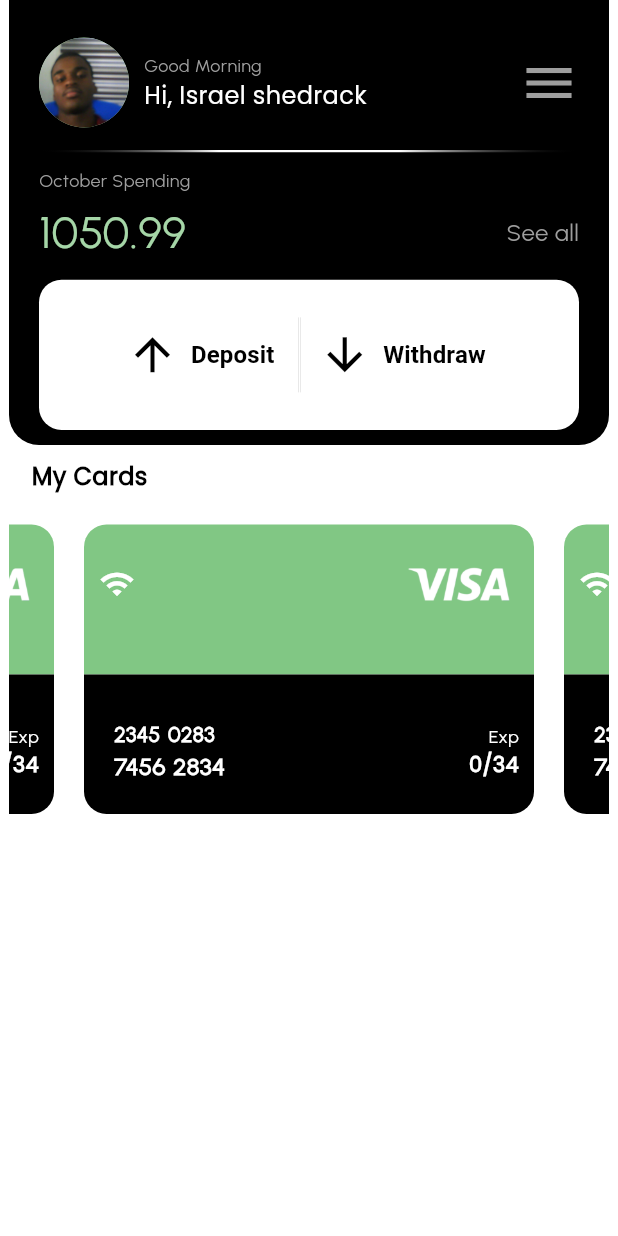
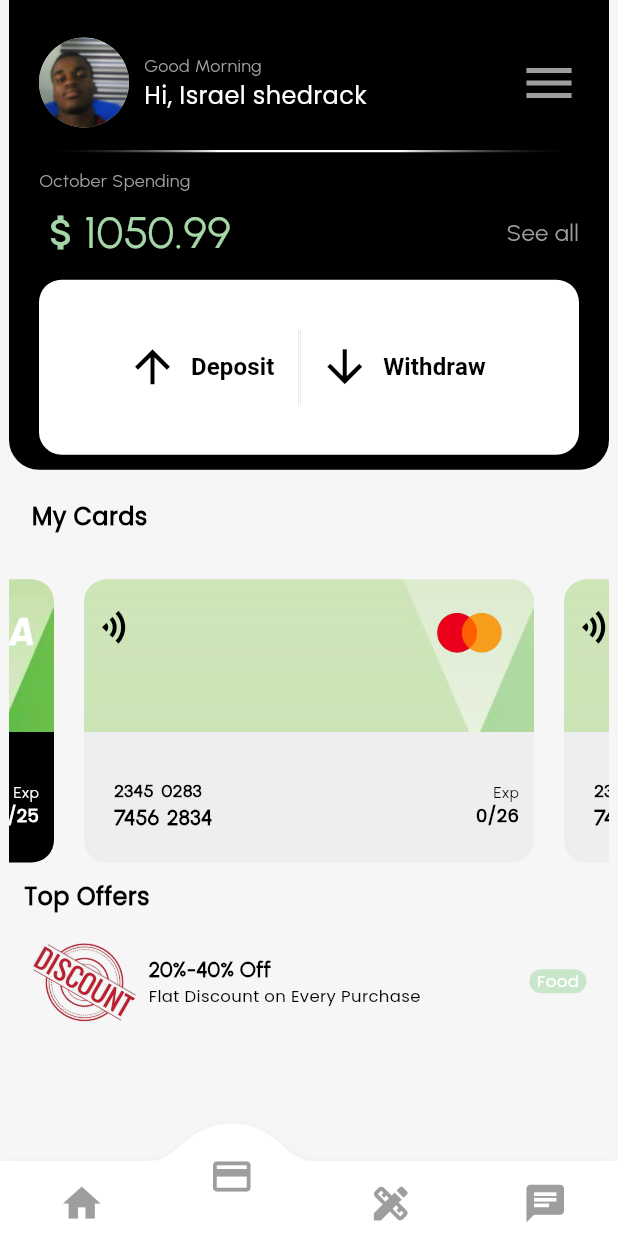
Before and after one commit to Asuraking913/wallet_app, a Flutter app: the screen it shows after launch, on a phone screen of 412 x 824 dp. Run offline on Flutter 3.47's test engine with Material 3 defaults, Android fonts, the phone set to English and light mode, and no system bars; drawn by our look-alikes of carousel_slider, convex_bottom_bar.

Commit message:
feat: finished home page for the app

```diff
--- a/lib/components/card_class.dart
+++ b/lib/components/card_class.dart
@@ -1,20 +1,30 @@
 import 'package:flutter/material.dart';
-import 'package:wallet/components/text_class.dart';
+import 'package:flutter/services.dart';
+import 'dart:math' as math;
 
 class CardTemplate extends StatelessWidget {
 
 	final String number = '2345028374562834';
 	final String expDate;
 	final String cardType;
+	final Color topColorType;
+	final Color bottomColorType;
+	final Color textColor;
 
 	CardTemplate({
 	 required this.expDate,
-	 required this.cardType
+	 required this.cardType,
+	 required this.topColorType,
+	 required this.bottomColorType,
+	 required this.textColor
 	 });
 
 
   @override
   Widget build(BuildContext context) {
+
+  	String cardTypePath = cardType == 'master' ? "asset/master.png" : 'asset/visa.png';
+
     return Container(
     		padding: EdgeInsets.all(10),
 
@@ -22,35 +32,59 @@ class CardTemplate extends StatelessWidget {
     				children: <Widget>[
 
     					Container(
-    						padding: EdgeInsets.fromLTRB(10, 0, 10, 20),
-    						decoration: BoxDecoration(
-    								color: Colors.green[300],
+    							child: Stack(
+    									children: [
+
+    										cardType == "visa"
+
+    										?
+
+    										ClipRRect(
     											borderRadius: BorderRadius.only(
     													topLeft: Radius.circular(15),
-    										topRight: Radius.circular(15)
+    													topRight: Radius.circular(15),
+    												),
+    												child: Image.asset('asset/card.jpeg'),
     											)
+
+    										:
+
+    										ClipRRect(
+    											borderRadius: BorderRadius.only(
+    													topLeft: Radius.circular(15),
+    													topRight: Radius.circular(15),
     												),
-    					  child: Row(
-    					  	children: <Widget>[
-    					  		Icon(
-    					  				Icons.wifi,
-    					  				color: Colors.white,
+    												child: Opacity(
+    													opacity: 0.5,
+    													child: Image.asset('asset/card.jpeg')
+    												),
     											),
 
-    					  		Spacer(),
-
-    					  		Image(
-    					  				image: AssetImage('asset/visa.png'),
-    					  				width: 80,
-    					  				height: 80,
+    										Positioned(
+    												right: 8,
+    												top: 0,
+    												child: Image.asset(cardTypePath, width: 70, height: 70,),
+    											),
+    										Positioned(
+    												left: 8,
+    												top: 20,
+    												child: Transform.rotate(
+    														angle: math.pi / 2,
+    														child: Icon(
+    																Icons.wifi,
+    																color: textColor,
+    															),
+    													)
     											)
     									],
     								),
     						),
+
+
     					Container(
     						padding: EdgeInsets.fromLTRB(20, 30, 10, 20),
     						decoration: BoxDecoration(
-    								color: Colors.black,
+    								color: bottomColorType,
     								borderRadius: BorderRadius.only(
     										bottomLeft: Radius.circular(15),
     										bottomRight: Radius.circular(15)
@@ -63,16 +97,16 @@ class CardTemplate extends StatelessWidget {
     					  		  children: [
     					  		  		Row(
     					  		  				children: [
-    					  		  					CardNumberText(text: '${number.substring(0, 4)}', number: 14,),
+    					  		  					CardNumberText(text: '${number.substring(0, 4)}', number: 12, textColor: textColor,),
     					  		  					SizedBox(width: 5),
-    					  		  					CardNumberText(text: '${number.substring(4, 8)}', number: 14,)
+    					  		  					CardNumberText(text: '${number.substring(4, 8)}', number: 12, textColor: textColor,)
     					  		  				],
     					  		  			),
     					  		  		Row(
     					  		  				children: [
-    					  		  					CardNumberText(text: '${number.substring(8, 12)}', number: 16,),
+    					  		  					CardNumberText(text: '${number.substring(8, 12)}', number: 14, textColor: textColor,),
     					  		  					SizedBox(width: 5),
-    					  		  					CardNumberText(text: '${number.substring(12, 16)}', number: 16,)
+    					  		  					CardNumberText(text: '${number.substring(12, 16)}', number: 14, textColor: textColor,)
     					  		  				],
     					  		  			),
     					  		  ],
@@ -87,17 +121,17 @@ class CardTemplate extends StatelessWidget {
     					  		    		'Exp',
     					  		    		style: TextStyle(
     					  		    				fontFamily: 'urba',
-    					  		    				fontSize: 12,
-    					  		    				color: Colors.white
+    					  		    				fontSize: 10,
+    					  		    				color: textColor
     					  		    			),
     					  		    	),
     					  		    Text(
-    					  		    		'0/34',
+    					  		    		expDate,
     					  		    		style: TextStyle(
-    					  		    				fontWeight: FontWeight.bold,
+    					  		    				fontWeight: FontWeight.w600,
     					  		    				fontFamily: 'pop',
-    					  		    				fontSize: 14,
-    					  		    				color: Colors.white
+    					  		    				fontSize: 12,
+    					  		    				color: textColor
     					  		    			),
     					  		    	),
     					  		  ],
@@ -116,11 +150,14 @@ class CardNumberText extends StatelessWidget {
 
 	final String text;
 	final double number;
+	final Color textColor;
 
   CardNumberText({
 
  		required this.text,
- 		required this.number
+ 		required this.number,
+ 		required this.textColor
+
 
   	});
 
@@ -128,6 +165,6 @@ class CardNumberText extends StatelessWidget {
   Widget build(BuildContext context) {
     return Text(
     		text,
-    		style: TextStyle(fontFamily: 'urba', fontWeight: FontWeight.bold, fontSize: number, color: Colors.white),
+    		style: TextStyle(fontFamily: 'urba', fontWeight: FontWeight.w600, fontSize: number, color: textColor),
     	);
 }}
--- a/lib/main.dart
+++ b/lib/main.dart
@@ -3,6 +3,8 @@ import 'package:flutter/material.dart';
 import 'package:wallet/color_theme.dart';
 import 'package:wallet/components/card_class.dart';
 import 'package:wallet/components/text_class.dart';
+import 'dart:math' as math;
+import 'package:convex_bottom_bar/convex_bottom_bar.dart';
 
 void main() => runApp(MaterialApp(
     theme: colorClass,
@@ -23,13 +25,27 @@ class Homescreen extends StatelessWidget {
 
 
     return Scaffold(
+          bottomNavigationBar: ConvexAppBar(
+        // style: TabStyle.react,
+        backgroundColor: Colors.white,
+        items: [
+          TabItem(icon: Icon(Icons.home, color: Colors.grey, size: 30,),),
+          TabItem(icon: Icon(Icons.payment, color: Colors.grey, size: 30,)),
+          TabItem(icon: Icon(Icons.design_services, color: Colors.grey, size: 30,)),
+          TabItem(icon: Icon(Icons.chat, color: Colors.grey, size: 30,)),
+          // TabItem(icon: Icon(Icons.more, color: Colors.grey, size: 30,)),
+        ],
+        initialActiveIndex: 1,
+        onTap: (int i) => print('click index=$i'),
+      ),
+        backgroundColor: Color.fromARGB(255, 246, 246, 246),
         body: Padding(
             padding: EdgeInsets.symmetric(horizontal: 6),
             child: Column(
               crossAxisAlignment: CrossAxisAlignment.start,
               children: <Widget>[
                 Container(
-                    height: screenHeight * 0.36,
+                    height: screenHeight * 0.38,
                     padding: EdgeInsets.symmetric(horizontal: 20, vertical: 10),
                     decoration: BoxDecoration(
                       color: themeColor.background,
@@ -95,6 +111,8 @@ class Homescreen extends StatelessWidget {
 
                           Row(
                               children: <Widget>[
+                                    // MyTextField(color: themeColor.primary, text: '1050.99', fontSize: 30, fontFamily: 'urba',),
+                                    Icon(Icons.attach_money, color: themeColor.primary, size: 30),
                                     MyTextField(color: themeColor.primary, text: '1050.99', fontSize: 30, fontFamily: 'urba',),
                                     Spacer(),
                                     MyTextField(color: themeColor.tertiary, text: 'See all', fontSize: 16, fontFamily: 'urba',),
@@ -156,7 +174,7 @@ class Homescreen extends StatelessWidget {
 
 
                 Padding(
-                  padding: const EdgeInsets.symmetric(horizontal: 15, vertical: 10),
+                  padding: const EdgeInsets.symmetric(horizontal: 15, vertical:20),
                   child: Text('My Cards', style: TextStyle(
                       fontSize: 16,
                       fontWeight: FontWeight.bold,
@@ -166,26 +184,88 @@ class Homescreen extends StatelessWidget {
 
                 CarouselSlider(
                     options: CarouselOptions(
-                      // enlargeCenterPage: true,  // This makes sure that the current card is zoomed in
-                      // aspectRatio: 16/9,        // Adjust aspect ratio if needed
-                      // viewportFraction: 0.8,   // Adjusts the visible part of adjacent cards
-                      // initialPage: 0,
+                    height: 200,
                        ),
                     items: [
+
                         CardTemplate(
-                          expDate: '0/34',
-                          cardType: 'visa',
+                          expDate: '0/26',
+                          cardType: 'master',
+                          topColorType: Colors.green[100]!,
+                          textColor: themeColor.background,
+                          bottomColorType: Colors.grey[200]!,
+                        ),
+
+                        CardTemplate(
+                          expDate: '0/24',
+                          cardType: 'master',
+                          topColorType: Colors.green[100]!,
+                          textColor: themeColor.background,
+                          bottomColorType: Colors.grey[200]!,
                         ),
                         CardTemplate(
-                          expDate: '0/3324',
+                          expDate: '0/25',
                           cardType: 'visa',
+                          topColorType: themeColor.primary,
+                          textColor: themeColor.secondary,
+                          bottomColorType: themeColor.background,
                         ),
-                        CardTemplate(
-                          expDate: '0/3234',
-                          cardType: 'visa',
-                        ),
-                    ],
+                      ]
                   ),
+
+                Padding(
+                  padding: const EdgeInsets.symmetric(horizontal: 10, vertical: 10),
+                  child: Text('Top Offers', style: TextStyle(
+                      fontSize: 16,
+                      fontWeight: FontWeight.bold,
+                      fontFamily: 'pop'
+                    ),),
+                ),
+
+                Padding(
+                  padding: const EdgeInsets.symmetric(horizontal: 15),
+                  child: Row(
+                    mainAxisAlignment: MainAxisAlignment.end,
+                      children: <Widget>[
+                        Transform.rotate(
+                            angle: math.pi / 6,
+                            child: Image.asset('asset/discount.png', width: 70, height: 70,),
+                          ),
+
+                        SizedBox(width: 8,),
+
+                        Column(
+                            crossAxisAlignment: CrossAxisAlignment.start,
+                            children: <Widget>[
+                              Text(
+                                '20%-40% Off',
+                                  style:  TextStyle(
+                                  color: themeColor.background,
+                                  fontFamily: 'urba', fontWeight:
+                                  FontWeight.w600
+                                  ),
+                                ),
+                              Text('Flat Discount on Every Purchase', style: TextStyle(fontSize:  11, fontFamily: 'pop') ,),
+                            ],
+                          ),
+                        Spacer(),
+                      Container(
+                        decoration: BoxDecoration(
+                            color: Colors.green[100],
+                            borderRadius: BorderRadius.all(
+                                Radius.circular(8)
+                              )
+                          ),
+                        padding: EdgeInsets.symmetric(horizontal: 5),
+                        child: Text('Food', style: TextStyle(
+                          fontSize:  11,
+                          fontFamily: 'pop',
+                          color: themeColor.secondary,
+                          ) ,),
+                      ),
+                      ],
+                    ),
+                )
 
               ],
             ),
--- a/pubspec.yaml
+++ b/pubspec.yaml
@@ -36,6 +36,8 @@ dependencies:
   cupertino_icons: ^1.0.8
   icons_plus: ^5.0.0
   carousel_slider: ^5.0.0
+  google_nav_bar: ^5.0.7
+  convex_bottom_bar: ^3.2.0
 
 dev_dependencies:
   flutter_test:
```
Also changed, not shown: asset/card.jpeg (added), asset/card2.jpeg (added), asset/card23.jpeg (added), asset/discount.png (added), pubspec.lock. Lines whose indentation alone changed are shown as unchanged.
